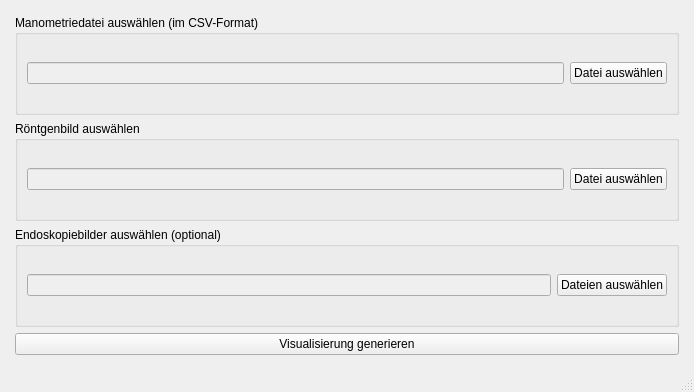
Above: 3drekonstruktionspeiseroehre/ui-files/file_selection_window_design.ui from ds-lab/EsophagusVisualization before the change. Below: the same form after it.
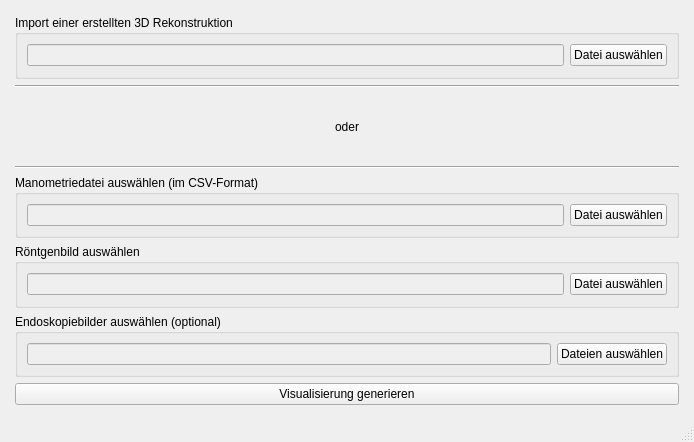
That is the form after the change.

Commit message: import feature done #14

The edit to the form file:
```diff
--- a/3drekonstruktionspeiseroehre/ui-files/file_selection_window_design.ui
+++ b/3drekonstruktionspeiseroehre/ui-files/file_selection_window_design.ui
@@ -7,7 +7,7 @@
     <x>0</x>
     <y>0</y>
     <width>694</width>
-    <height>392</height>
+    <height>442</height>
    </rect>
   </property>
   <property name="windowTitle">
@@ -32,7 +32,54 @@
       <property name="sizeConstraint">
        <enum>QLayout::SetMinimumSize</enum>
       </property>
+      <item row="3" column="0">
+       <widget class="Line" name="line">
+        <property name="orientation">
+         <enum>Qt::Horizontal</enum>
+        </property>
+       </widget>
+      </item>
+      <item row="2" column="0">
+       <widget class="QLabel" name="label">
+        <property name="minimumSize">
+         <size>
+          <width>0</width>
+          <height>66</height>
+         </size>
+        </property>
+        <property name="text">
+         <string>&lt;html&gt;&lt;head/&gt;&lt;body&gt;&lt;p align=&quot;center&quot;&gt;oder&lt;/p&gt;&lt;/body&gt;&lt;/html&gt;</string>
+        </property>
+       </widget>
+      </item>
       <item row="0" column="0">
+       <widget class="QGroupBox" name="groupBox_4">
+        <property name="title">
+         <string>Import einer erstellten 3D Rekonstruktion</string>
+        </property>
+        <layout class="QHBoxLayout" name="horizontalLayout_4">
+         <item>
+          <layout class="QHBoxLayout" name="horizontalLayout_6">
+           <item>
+            <widget class="QLineEdit" name="import_textfield">
+             <property name="enabled">
+              <bool>false</bool>
+             </property>
+            </widget>
+           </item>
+           <item>
+            <widget class="QPushButton" name="import_button">
+             <property name="text">
+              <string>Datei auswählen</string>
+             </property>
+            </widget>
+           </item>
+          </layout>
+         </item>
+        </layout>
+       </widget>
+      </item>
+      <item row="4" column="0">
        <widget class="QGroupBox" name="groupBox">
         <property name="title">
          <string>Manometriedatei auswählen (im CSV-Format)</string>
@@ -59,7 +106,7 @@
         </layout>
        </widget>
       </item>
-      <item row="1" column="0">
+      <item row="5" column="0">
        <widget class="QGroupBox" name="groupBox_2">
         <property name="title">
          <string>Röntgenbild auswählen</string>
@@ -86,7 +133,7 @@
         </layout>
        </widget>
       </item>
-      <item row="2" column="0">
+      <item row="6" column="0">
        <widget class="QGroupBox" name="groupBox_3">
         <property name="title">
          <string>Endoskopiebilder auswählen (optional)</string>
@@ -113,13 +160,20 @@
         </layout>
        </widget>
       </item>
-      <item row="3" column="0">
+      <item row="7" column="0">
        <widget class="QPushButton" name="visualization_button">
         <property name="text">
          <string>Visualisierung generieren</string>
         </property>
        </widget>
       </item>
+      <item row="1" column="0">
+       <widget class="Line" name="line_2">
+        <property name="orientation">
+         <enum>Qt::Horizontal</enum>
+        </property>
+       </widget>
+      </item>
      </layout>
     </item>
    </layout>
```
Left out of the diff: 2 changed lines with no effect on the pictures. The commit also changes 1 other file.
